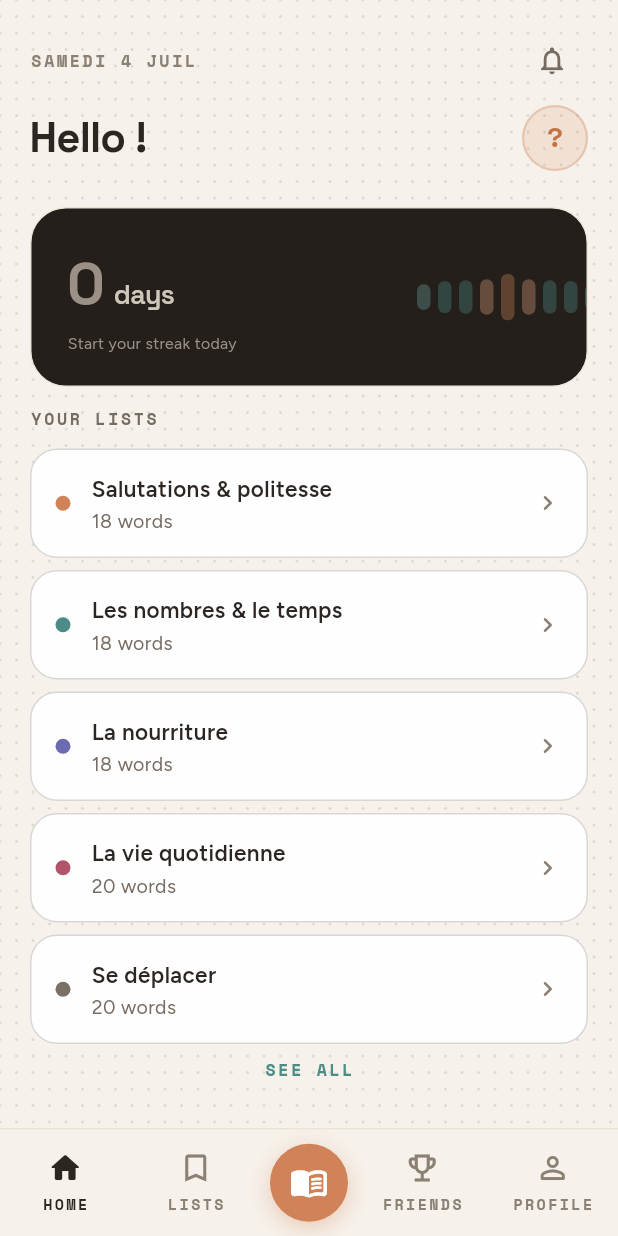
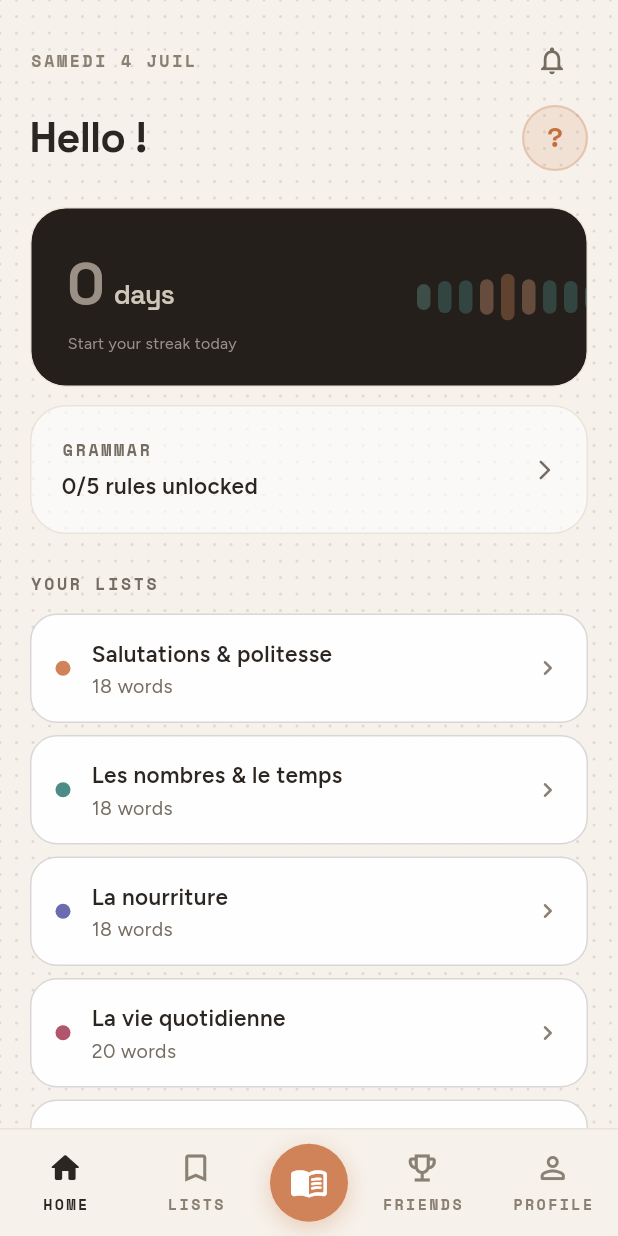
Before and after one commit to LampeB/vocabulary_app, a Flutter app: the screen it shows once a user with an empty profile is signed in, on a phone screen of 412 x 824 dp. Run offline on Flutter 3.47's test engine with Material 3 defaults, Android fonts, the phone set to English and light mode, and no system bars; our stand-ins replace app_links, audioplayers, connectivity_plus, drift, drift_flutter, easy_localization and 15 more; missing offline and left inert: purchases_flutter, record, string_similarity; accounts and stored records are empty; generated files the repository leaves out were written again.

Commit message:
feat(study): vocab and grammar are separate session flows
Vocabulary setup never mentions grammar: the Type section is gone,
/start-session is vocab-only, and grammar gets its own route
(/start-session-grammar) entered from a new Home card showing
unlocked-rule count. Accordion sections restyled for contrast:
darker than the page in light mode, lighter in dark, with the
expanded section pushed further (user feedback 2026-07-05).

Co-Authored-By: Claude Fable 5 <noreply@anthropic.com>

```diff
--- a/assets/translations/de.json
+++ b/assets/translations/de.json
@@ -53,6 +53,9 @@
   "home.streak_active": "Tage in Folge — weiter so!",
   "home.streak_inactive": "Starte deine Serie heute",
   "home.review_label": "ZU WIEDERHOLEN",
+  "home.grammar_label": "GRAMMATIK",
+  "home.grammar_subtitle": "Regeln und Übungen",
+  "home.grammar_unlocked": "{unlocked}/{total} Regeln freigeschaltet",
   "home.review_word_one": "Wort",
   "home.review_word_other": "Wörter",
   "home.review_start": "Starten",
@@ -296,9 +299,7 @@
   "quiz.hf_resume_hint": "Zum Fortsetzen tippen",
   "quiz.hf_not_heard": "Nicht gehört — versuch es nochmal",
   "start_session.title": "Neue Sitzung",
-  "start_session.section_type": "SITZUNGSTYP",
-  "start_session.type_vocab": "Vokabeln",
-  "start_session.type_grammar": "Grammatik",
+  "start_session.title_grammar": "Grammatik-Session",
   "start_session.soon": "Bald",
   "start_session.section_list": "LISTE",
   "start_session.start_with_count": "Starten · {count} Wörter",
--- a/assets/translations/en.json
+++ b/assets/translations/en.json
@@ -53,6 +53,9 @@
   "home.streak_active": "day streak — keep going!",
   "home.streak_inactive": "Start your streak today",
   "home.review_label": "TO REVIEW",
+  "home.grammar_label": "GRAMMAR",
+  "home.grammar_subtitle": "Rules and exercises",
+  "home.grammar_unlocked": "{unlocked}/{total} rules unlocked",
   "home.review_word_one": "word",
   "home.review_word_other": "words",
   "home.review_start": "Start",
@@ -296,9 +299,7 @@
   "quiz.hf_resume_hint": "Tap to resume",
   "quiz.hf_not_heard": "Didn't catch that — try again",
   "start_session.title": "New session",
-  "start_session.section_type": "SESSION TYPE",
-  "start_session.type_vocab": "Vocabulary",
-  "start_session.type_grammar": "Grammar",
+  "start_session.title_grammar": "Grammar session",
   "start_session.soon": "Soon",
   "start_session.section_list": "LIST",
   "start_session.start_with_count": "Start · {count} words",
--- a/assets/translations/es.json
+++ b/assets/translations/es.json
@@ -53,6 +53,9 @@
   "home.streak_active": "días seguidos — ¡sigue así!",
   "home.streak_inactive": "Empieza tu racha hoy",
   "home.review_label": "A REPASAR",
+  "home.grammar_label": "GRAMÁTICA",
+  "home.grammar_subtitle": "Reglas y ejercicios",
+  "home.grammar_unlocked": "{unlocked}/{total} reglas desbloqueadas",
   "home.review_word_one": "palabra",
   "home.review_word_other": "palabras",
   "home.review_start": "Empezar",
@@ -296,9 +299,7 @@
   "quiz.hf_resume_hint": "Toca para reanudar",
   "quiz.hf_not_heard": "No te oí — inténtalo de nuevo",
   "start_session.title": "Nueva sesión",
-  "start_session.section_type": "TIPO DE SESIÓN",
-  "start_session.type_vocab": "Vocabulario",
-  "start_session.type_grammar": "Gramática",
+  "start_session.title_grammar": "Sesión de gramática",
   "start_session.soon": "Pronto",
   "start_session.section_list": "LISTA",
   "start_session.start_with_count": "Empezar · {count} palabras",
--- a/assets/translations/fr.json
+++ b/assets/translations/fr.json
@@ -53,6 +53,9 @@
   "home.streak_active": "de série — continue !",
   "home.streak_inactive": "Lance ta série aujourd'hui",
   "home.review_label": "À RÉVISER",
+  "home.grammar_label": "GRAMMAIRE",
+  "home.grammar_subtitle": "Règles et exercices",
+  "home.grammar_unlocked": "{unlocked}/{total} règles débloquées",
   "home.review_word_one": "mot",
   "home.review_word_other": "mots",
   "home.review_start": "Commencer",
@@ -296,9 +299,7 @@
   "quiz.hf_resume_hint": "Touche pour reprendre",
   "quiz.hf_not_heard": "Je n'ai pas entendu — réessaie",
   "start_session.title": "Nouvelle session",
-  "start_session.section_type": "TYPE DE SESSION",
-  "start_session.type_vocab": "Vocabulaire",
-  "start_session.type_grammar": "Grammaire",
+  "start_session.title_grammar": "Session de grammaire",
   "start_session.soon": "Bientôt",
   "start_session.section_list": "LISTE",
   "start_session.start_with_count": "Commencer · {count} mots",
--- a/assets/translations/it.json
+++ b/assets/translations/it.json
@@ -53,6 +53,9 @@
   "home.streak_active": "giorni di fila — continua così!",
   "home.streak_inactive": "Inizia la tua serie oggi",
   "home.review_label": "DA RIPASSARE",
+  "home.grammar_label": "GRAMMATICA",
+  "home.grammar_subtitle": "Regole ed esercizi",
+  "home.grammar_unlocked": "{unlocked}/{total} regole sbloccate",
   "home.review_word_one": "parola",
   "home.review_word_other": "parole",
   "home.review_start": "Inizia",
@@ -296,9 +299,7 @@
   "quiz.hf_resume_hint": "Tocca per riprendere",
   "quiz.hf_not_heard": "Non ho sentito — riprova",
   "start_session.title": "Nuova sessione",
-  "start_session.section_type": "TIPO DI SESSIONE",
-  "start_session.type_vocab": "Vocabolario",
-  "start_session.type_grammar": "Grammatica",
+  "start_session.title_grammar": "Sessione di grammatica",
   "start_session.soon": "Presto",
   "start_session.section_list": "ELENCO",
   "start_session.start_with_count": "Inizia · {count} parole",
--- a/assets/translations/ja.json
+++ b/assets/translations/ja.json
@@ -53,6 +53,9 @@
   "home.streak_active": "日連続 — 続けよう！",
   "home.streak_inactive": "今日からストリークを始めよう",
   "home.review_label": "復習",
+  "home.grammar_label": "文法",
+  "home.grammar_subtitle": "ルールと練習",
+  "home.grammar_unlocked": "ルール {unlocked}/{total} 解放済み",
   "home.review_word_one": "単語",
   "home.review_word_other": "単語",
   "home.review_start": "始める",
@@ -296,9 +299,7 @@
   "quiz.hf_resume_hint": "タップで再開",
   "quiz.hf_not_heard": "聞き取れませんでした — もう一度",
   "start_session.title": "新しいセッション",
-  "start_session.section_type": "セッションタイプ",
-  "start_session.type_vocab": "語彙",
-  "start_session.type_grammar": "文法",
+  "start_session.title_grammar": "文法セッション",
   "start_session.soon": "近日",
   "start_session.section_list": "リスト",
   "start_session.start_with_count": "開始 · {count}語",
--- a/assets/translations/ko.json
+++ b/assets/translations/ko.json
@@ -53,6 +53,9 @@
   "home.streak_active": "일 연속 — 계속 하세요!",
   "home.streak_inactive": "오늘부터 스트릭을 시작하세요",
   "home.review_label": "복습",
+  "home.grammar_label": "문법",
+  "home.grammar_subtitle": "규칙과 연습",
+  "home.grammar_unlocked": "규칙 {unlocked}/{total}개 잠금 해제",
   "home.review_word_one": "단어",
   "home.review_word_other": "단어",
   "home.review_start": "시작",
@@ -296,9 +299,7 @@
   "quiz.hf_resume_hint": "탭하여 계속",
   "quiz.hf_not_heard": "못 들었어요 — 다시 해보세요",
   "start_session.title": "새 세션",
-  "start_session.section_type": "세션 유형",
-  "start_session.type_vocab": "어휘",
-  "start_session.type_grammar": "문법",
+  "start_session.title_grammar": "문법 세션",
   "start_session.soon": "곧",
   "start_session.section_list": "목록",
   "start_session.start_with_count": "시작 · {count}단어",
--- a/lib/app.dart
+++ b/lib/app.dart
@@ -143,6 +143,11 @@ class _VocabKrAppState extends ConsumerState<VocabKrApp> {
                 path: '/start-session',
                 builder: (_, __) => const StartSessionScreen(),
               ),
+              // Grammar is a separate flow, never mixed into vocab setup.
+              GoRoute(
+                path: '/start-session-grammar',
+                builder: (_, __) => const StartSessionScreen(grammar: true),
+              ),
               GoRoute(
                   path: '/social',
                   builder: (_, __) => const SocialScreen()),
--- a/lib/core/widget_keys.dart
+++ b/lib/core/widget_keys.dart
@@ -85,12 +85,12 @@ abstract final class WidgetKeys {
   static String conceptEditIcon(String frWord) => 'word.tile.edit.$frWord';
   static String conceptDeleteIcon(String frWord) => 'word.tile.delete.$frWord';
 
-  // ── Start-session accordion sections + type tile ───────────────────────────
+  // ── Start-session accordion sections ────────────────────────────────────────
   static String startSection(int index) => 'ss.section.$index'; // header
   static String startSmart(String name) => 'ss.smart.$name'; // 'due' | 'inprogress'
   static String startRule(String ruleId) => 'ss.rule.$ruleId';
   static const grammarLessonStart = 'grammar.lesson.start';
-  static String startType(String name) => 'ss.type.$name'; // e.g. 'vocab'
+  static const homeGrammar = 'home.grammar'; // Home card → grammar setup
 
   // ── Auth flows (sign-out, password reset) ──────────────────────────────────
   static const screenWelcome = 'screen.welcome';
--- a/lib/presentation/screens/home/home_screen.dart
+++ b/lib/presentation/screens/home/home_screen.dart
@@ -3,6 +3,7 @@ import 'package:flutter/material.dart';
 import 'package:flutter_riverpod/flutter_riverpod.dart';
 import 'package:go_router/go_router.dart';
 import '../../providers/auth/auth_provider.dart';
+import '../../providers/grammar/grammar_provider.dart';
 import '../../providers/lists/vocabulary_provider.dart';
 import '../../providers/notifications/notification_provider.dart';
 import '../../providers/quiz/quiz_provider.dart';
@@ -114,6 +115,10 @@ class HomeScreen extends ConsumerWidget {
                   ),
                   const SizedBox(height: 24),
                 ],
+                // ── Grammaire (its own flow — never mixed into vocab setup) ─
+                _GrammarCard(
+                    onOpen: () => context.push('/start-session-grammar')),
+                const SizedBox(height: 24),
                 // ── Tes listes ──────────────────────────────────────────────
                 Builder(builder: (ctx) {
                   final isDark = Theme.of(ctx).brightness == Brightness.dark;
@@ -356,6 +361,69 @@ class _StreakCard extends StatelessWidget {
 
 // ── Review card ───────────────────────────────────────────────────────────────
 
+/// Entry to the grammar flow: shows how many rules are unlocked and opens
+/// the grammar session setup. Grammar never appears inside the vocab setup.
+class _GrammarCard extends ConsumerWidget {
+  const _GrammarCard({required this.onOpen});
+  final VoidCallback onOpen;
+
+  @override
+  Widget build(BuildContext context, WidgetRef ref) {
+    final cs = Theme.of(context).colorScheme;
+    final isDark = cs.brightness == Brightness.dark;
+    final statuses = ref.watch(ruleStatusesProvider).valueOrNull;
+    final unlocked = statuses
+            ?.where((s) => s.availability != RuleAvailability.locked)
+            .length ??
+        0;
+    final total = statuses?.length ?? 0;
+
+    return GestureDetector(
+      key: const ValueKey(WidgetKeys.homeGrammar),
+      onTap: onOpen,
+      child: Container(
+        decoration: BoxDecoration(
+          color: cs.surfaceContainerHighest.withValues(alpha: isDark ? 0.4 : 0.6),
+          borderRadius: BorderRadius.circular(24),
+          border: Border.all(color: cs.outline),
+        ),
+        padding: const EdgeInsets.all(20),
+        child: Row(
+          children: [
+            Expanded(
+              child: Column(
+                crossAxisAlignment: CrossAxisAlignment.start,
+                children: [
+                  Text(
+                    'home.grammar_label'.tr(),
+                    style: AppTextStyles.eyebrow.copyWith(
+                        color:
+                            isDark ? AppColors.onDarkMuted : AppColors.muted),
+                  ),
+                  const SizedBox(height: 4),
+                  Text(
+                    statuses == null
+                        ? 'home.grammar_subtitle'.tr()
+                        : 'home.grammar_unlocked'.tr(namedArgs: {
+                            'unlocked': '$unlocked',
+                            'total': '$total',
+                          }),
+                    style: AppTextStyles.fig(15, FontWeight.w600)
+                        .copyWith(color: cs.onSurface),
+                  ),
+                ],
+              ),
+            ),
+            Icon(Icons.arrow_forward_ios_rounded,
+                size: 16,
+                color: isDark ? AppColors.onDarkMuted : AppColors.muted),
+          ],
+        ),
+      ),
+    );
+  }
+}
+
 class _ReviewCard extends StatelessWidget {
   const _ReviewCard({required this.dueCount, required this.onStart});
   final int dueCount;
```
Also changed, not shown: lib/presentation/screens/quiz/start_session_screen.dart (+42 -71 lines), patrol_test/helpers/steps.dart (+0 -8 lines), patrol_test/user_flows_test.dart (+4 -5 lines), 3 other files.
